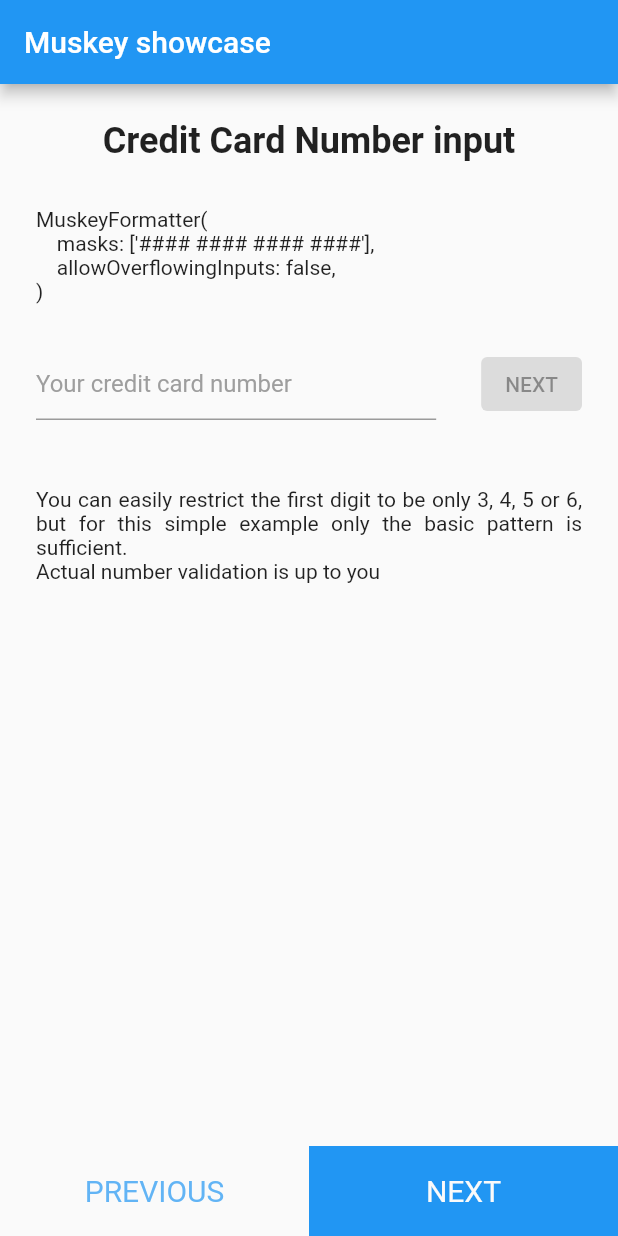
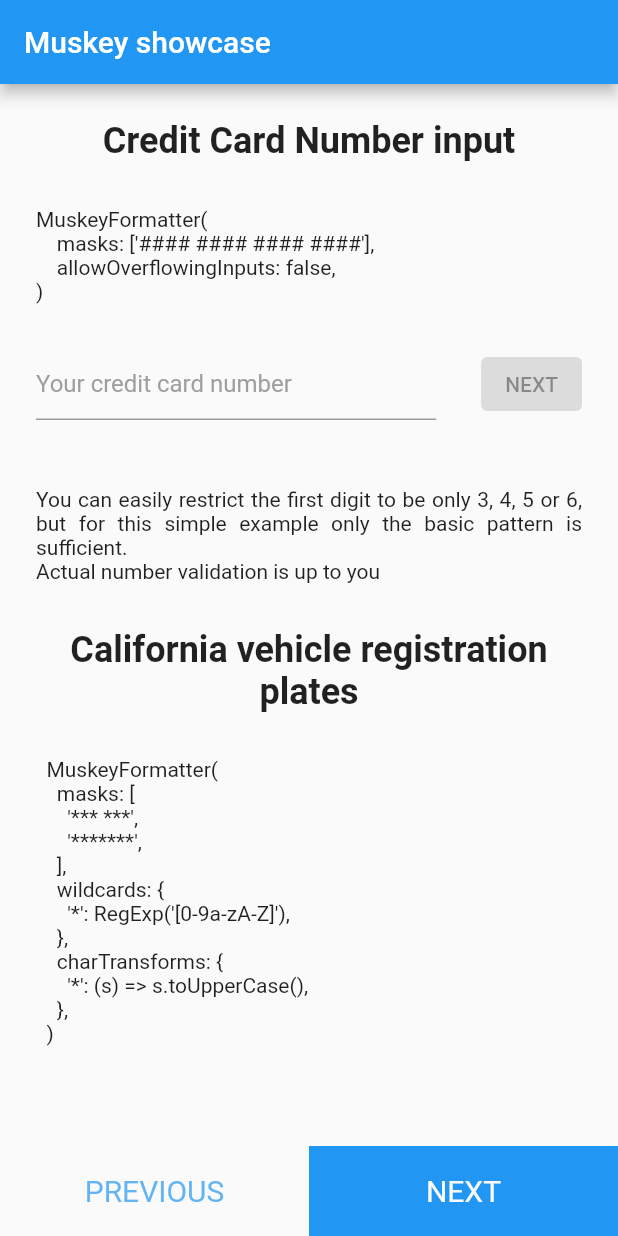
Before and after one commit to scisdev/muskey, a Flutter app: the screen it shows after launch, on a phone screen of 412 x 824 dp. Run offline on Flutter 3.47's test engine with Material 2 defaults, Android fonts, the phone set to English and light mode, and no system bars.

Commit message:
update example

```diff
--- a/examples/muskey_showcase/lib/main.dart
+++ b/examples/muskey_showcase/lib/main.dart
@@ -174,6 +174,19 @@ class _PageOneState extends State<PageOne> {
     overflow: OverflowBehavior.forbidden(),
   );
 
+  final muskey2 = MuskeyFormatter(
+    masks: [
+      '*** ***',
+      '*******',
+    ],
+    wildcards: {
+      '*': RegExp('[0-9a-zA-Z]'),
+    },
+    charTransforms: {
+      '*': (s) => s.toUpperCase(),
+    },
+  );
+
   @override
   Widget build(BuildContext context) {
     return Center(
@@ -247,6 +260,74 @@ class _PageOneState extends State<PageOne> {
                 alignment: Alignment.centerLeft,
                 child: Text(
                   'Actual number validation is up to you',
+                  textAlign: TextAlign.justify,
+                ),
+              ),
+              const SizedBox(height: 30),
+              const Text(
+                'California vehicle registration plates',
+                textAlign: TextAlign.center,
+                style: TextStyle(
+                  fontWeight: FontWeight.w600,
+                  fontSize: 24,
+                ),
+              ),
+              const SizedBox(height: 30),
+              const Align(
+                alignment: Alignment.centerLeft,
+                child: Text('''
+  MuskeyFormatter(
+    masks: [
+      '*** ***',
+      '*******',
+    ],
+    wildcards: {
+      '*': RegExp('[0-9a-zA-Z]'),
+    },
+    charTransforms: {
+      '*': (s) => s.toUpperCase(),
+    },
+  )
+                '''),
+              ),
+              const SizedBox(height: 30),
+              Row(
+                children: [
+                  Expanded(
+                    child: TextField(
+                      inputFormatters: [muskey2],
+                      onChanged: (_) {
+                        setState(() {});
+                      },
+                      keyboardType: TextInputType.visiblePassword,
+                      decoration: const InputDecoration(
+                        hintText: 'Your license plate number',
+                        hintStyle: TextStyle(
+                          color: Colors.grey,
+                        ),
+                      ),
+                    ),
+                  ),
+                  const SizedBox(width: 30),
+                  ElevatedButton(
+                    child: const Text('NEXT'),
+                    onPressed: muskey2.info.isValid
+                        ? () {
+                            FocusScope.of(context).unfocus();
+                            widget.controller.animateTo(
+                              1,
+                              duration: const Duration(milliseconds: 450),
+                            );
+                          }
+                        : null,
+                  ),
+                ],
+              ),
+              const SizedBox(height: 45),
+              const Align(
+                alignment: Alignment.centerLeft,
+                child: Text(
+                  'Again, actual format validation (3 letters 4 digits) is up to you',
                   textAlign: TextAlign.justify,
                 ),
               ),
```
